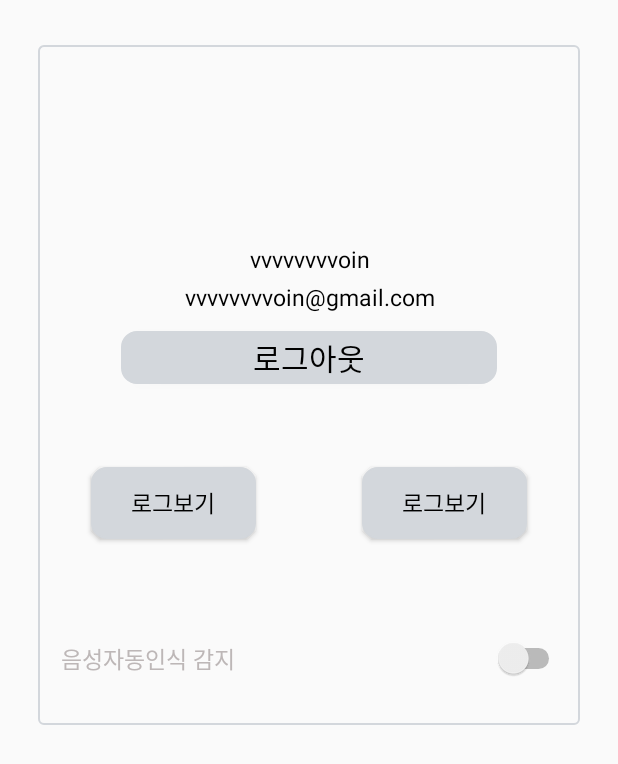
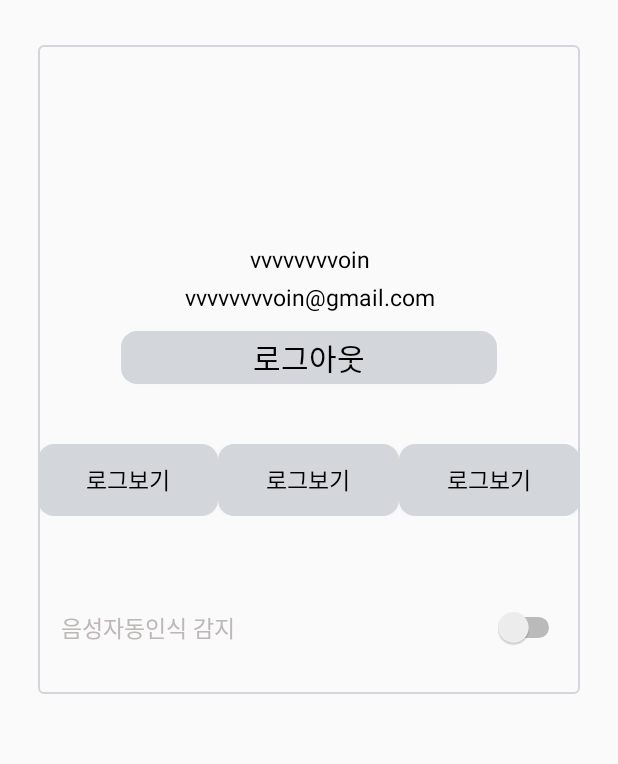
Before and after one commit to hyejinjeong9999/HomeAutomation_Android, an Android app: the layout fragment_setting_v.xml on its own in the app's theme, with its tools: preview values and no code run, on a phone screen of 412 x 824 dp. Shown: the top 764 px of the screen. Run offline under Robolectric (Android 15) with nearby library versions, the phone set to English and light mode, and no system bars.

Commit message:
Update kim project

```diff
--- a/app/src/main/java/com/example/semiproject/MainActivity.java
+++ b/app/src/main/java/com/example/semiproject/MainActivity.java
@@ -38,6 +38,7 @@ import java.io.InputStreamReader;
 import java.io.PrintWriter;
 import java.net.Socket;
 import java.util.ArrayList;
+import java.util.Date;
 import java.util.Locale;
 
 import event.BackPressCloseHandler;
@@ -305,6 +306,7 @@ public class MainActivity extends AppCompatActivity {
         listFragmentWindow = new ArrayList<>();
         listFragmentWindow.add(new SystemInfoVO("대기질상태", ViewType.ItemVerticalAir));
         listFragmentWindow.add(new SystemInfoVO(R.drawable.window1, "대기질컨트롤", ViewType.ItemVerticalAirControl));
+
     }
 
 
@@ -659,7 +661,6 @@ public class MainActivity extends AppCompatActivity {
             lastClapTime = 0;
             pattenRecognition(intent);
             Log.v(TAG, "너무 늦게 말하면 오류뜹니다");
-
         }
 
         @Override
--- a/app/src/main/res/layout/fragment_setting_v.xml
+++ b/app/src/main/res/layout/fragment_setting_v.xml
@@ -76,28 +76,33 @@
             android:layout_width="match_parent"
             android:layout_height="wrap_content"
             android:orientation="horizontal"
+            android:layout_marginVertical="30dp"
             android:layout_marginTop="10dp">
             <Button
-                android:id="@+id/btnLog"
+                android:id="@+id/btnLog1"
                 android:layout_width="wrap_content"
                 android:layout_height="wrap_content"
-                android:layout_weight="1"
+                android:layout_weight="10"
                 android:text="로그보기"
                 android:textSize="15sp"
-                android:layout_margin="35dp"
-                android:layout_marginVertical="30dp"
-                android:layout_gravity="center"
                 android:textColor="@color/fontDark"
                 android:background="@drawable/air_temp_line_clicked"/>
             <Button
-                android:id="@+id/btnSpeed2"
+                android:id="@+id/btnLog2"
                 android:layout_width="wrap_content"
                 android:layout_height="wrap_content"
-                android:layout_weight="1"
+                android:layout_weight="10"
                 android:text="로그보기"
                 android:textSize="15sp"
-                android:layout_margin="35dp"
-                android:layout_gravity="center"
+                android:textColor="@color/fontDark"
+                android:background="@drawable/air_temp_line_clicked"/>
+            <Button
+                android:id="@+id/btnLog3"
+                android:layout_width="wrap_content"
+                android:layout_height="wrap_content"
+                android:layout_weight="10"
+                android:text="로그보기"
+                android:textSize="15sp"
                 android:textColor="@color/fontDark"
                 android:background="@drawable/air_temp_line_clicked"/>
         </LinearLayout>
@@ -126,8 +131,10 @@
                 android:layout_centerHorizontal="true"/>
         </LinearLayout>
     </LinearLayout>
+
     <ListView
         android:layout_width="match_parent"
         android:layout_height="wrap_content"
         app:layout_constraintTop_toBottomOf="@+id/linearLayout"/>
+
 </androidx.constraintlayout.widget.ConstraintLayout>
```
